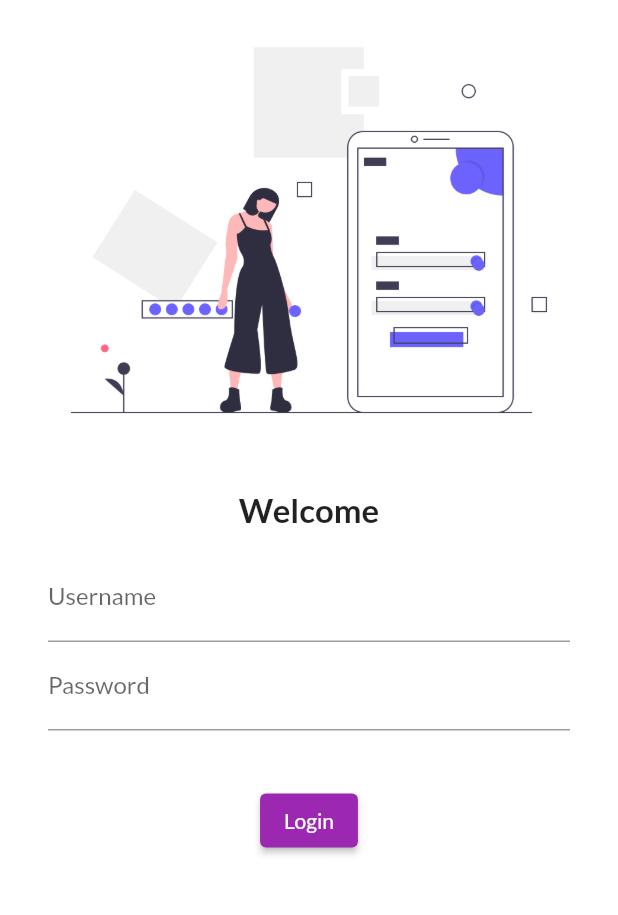
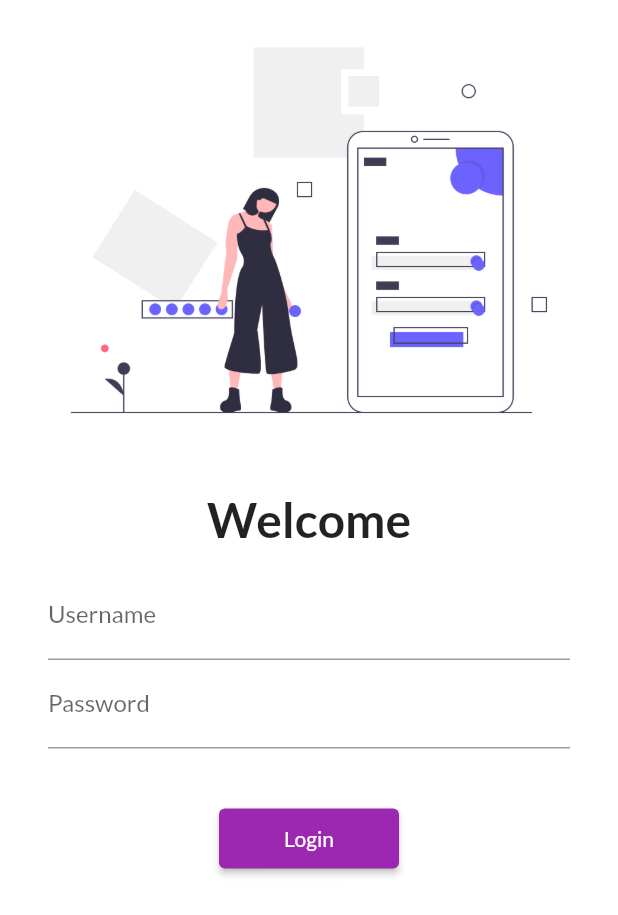
Before and after one commit to anandjha770/30DaysOfFlutter, a Flutter app: the screen it shows after launch, on a phone screen of 412 x 824 dp. Shown: the top 915 px of the screen. Run offline on Flutter 3.47's test engine with Material 2 defaults, Android fonts, the phone set to English and light mode, and no system bars; our stand-ins replace google_fonts.

Commit message:
Day5 Completed

```diff
--- a/lib/main.dart
+++ b/lib/main.dart
@@ -1,5 +1,6 @@
 import 'package:awesome_app/pages/home_page.dart';
 import 'package:awesome_app/pages/login_page.dart';
+import 'package:awesome_app/utils/routes.dart';
 import 'package:flutter/material.dart';
 import 'package:google_fonts/google_fonts.dart';
 
@@ -12,11 +13,15 @@ class MyFlutterApp extends StatelessWidget {
   Widget build(BuildContext context) {
     return MaterialApp(
       themeMode: ThemeMode.light,
-      theme: ThemeData(primarySwatch: Colors.purple,fontFamily: GoogleFonts.lato().fontFamily),
+      theme: ThemeData(
+          primarySwatch: Colors.purple,
+          fontFamily: GoogleFonts.lato().fontFamily),
       darkTheme: ThemeData(brightness: Brightness.dark),
+      initialRoute: "/",
       routes: {
         "/": (context) => LoginPage(),
-        "/login": (context) => HomePage()
+        MyRoutes.homeRoute: (context) => HomePage(),
+        MyRoutes.loginRoute: (context) => LoginPage()
       },
     );
   }
--- a/lib/pages/login_page.dart
+++ b/lib/pages/login_page.dart
@@ -1,5 +1,6 @@
 import 'dart:ui';
 
+import 'package:awesome_app/utils/routes.dart';
 import 'package:flutter/material.dart';
 
 class LoginPage extends StatelessWidget {
@@ -7,7 +8,7 @@ class LoginPage extends StatelessWidget {
   Widget build(BuildContext context) {
     return Material(
       color: Colors.white,
-      child: Center(
+      child: SingleChildScrollView(
         child: Column(
           children: <Widget>[
             Image.asset(
@@ -19,7 +20,7 @@ class LoginPage extends StatelessWidget {
             ),
             Text(
               "Welcome",
-              style: TextStyle(fontSize: 22, fontWeight: FontWeight.bold),
+              style: TextStyle(fontSize: 32, fontWeight: FontWeight.bold),
             ),
             Padding(
               padding: const EdgeInsets.symmetric(vertical: 16, horizontal: 32),
@@ -43,9 +44,10 @@ class LoginPage extends StatelessWidget {
             ),
             ElevatedButton(
               onPressed: () {
-                print("Anand Jha");
+                Navigator.pushNamed(context, MyRoutes.homeRoute);
               },
               child: Text("Login"),
+              style: TextButton.styleFrom(minimumSize: Size(120, 40)),
             )
           ],
         ),
--- /dev/null
+++ b/lib/utils/routes.dart
@@ -0,0 +1,4 @@
+class MyRoutes{
+  static String loginRoute = "/login";
+  static String homeRoute = "/home";
+}
```
